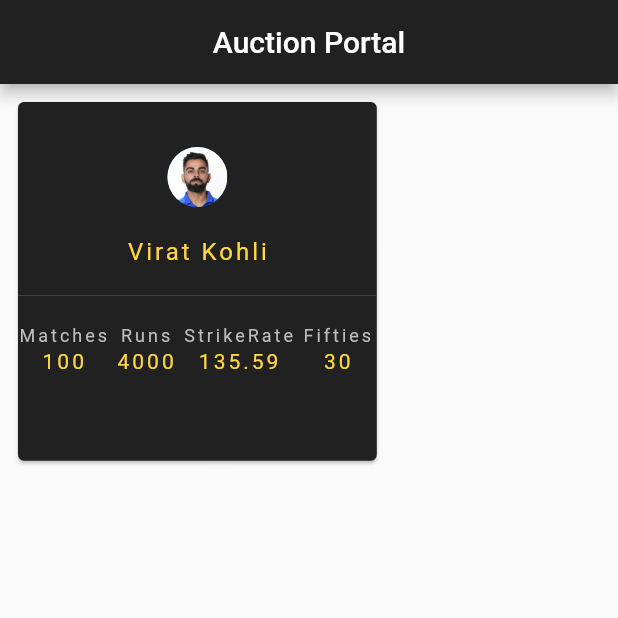
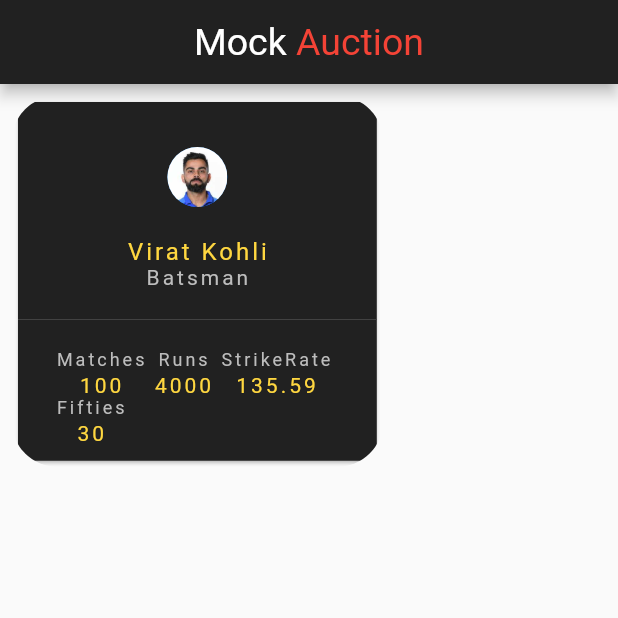
Before and after one commit to ramaravishankar/AuctionApp, a Flutter app: the screen it shows after launch, on a phone screen of 412 x 824 dp, the top half of it. Run offline on Flutter 3.47's test engine with Material 2 defaults, Android fonts, the phone set to English and light mode, and no system bars.

Commit message:
modified Appbar and some minor modifications in currentplayer

```diff
--- a/lib/main.dart
+++ b/lib/main.dart
@@ -12,7 +12,24 @@
       title: 'Auction App',
       home: Scaffold(
         appBar: AppBar(
-          title: Text('Auction Portal'),
+          title:  RichText(
+            text:TextSpan(
+              text: "Mock ",
+              style: TextStyle(
+                fontSize: 25,
+                color: Colors.white,
+              ),
+              children: [
+                TextSpan(
+                text: "Auction",
+                style: TextStyle(
+                  fontSize: 25,
+                  color: Colors.red,
+                 ),
+                ),
+              ],
+            ),
+          ),
           backgroundColor: Colors.grey[900],
           centerTitle: true,
         ),
--- a/lib/widgets/currentplayer.dart
+++ b/lib/widgets/currentplayer.dart
@@ -15,6 +15,8 @@
   Widget build(BuildContext context) {
     return Padding(
       padding: const EdgeInsets.all(8.0),
+      child: ClipRRect(
+        borderRadius: BorderRadius.all(Radius.circular(30)),
         child: Container(
           height: 0.3 * MediaQuery.of(context).size.height,
           width: 0.3 * MediaQuery.of(context).size.height,
@@ -37,8 +39,18 @@
                         color: Colors.amberAccent,
                       ),
                     ),
+                    Text('Batsman',
+                      style: TextStyle(
+                        letterSpacing: 2,
+                        fontSize: 14,
+                        color: Colors.grey[400],
+                      ),
+                    ),
                     Divider(height: 40, color: Colors.grey[800],),
-                  Row(
+                    Padding(
+                      padding: const EdgeInsets.fromLTRB(10, 0, 10, 0),
+                      child: Wrap(
+                        direction: Axis.horizontal,
                         children: [
                           Column(
                             children: [
@@ -129,7 +141,9 @@
                           ),
                         ],
                       ),
+                    ),
                   ],
+                ),
             ),
           ),
         ),
```
Lines whose indentation alone changed are shown as unchanged.
